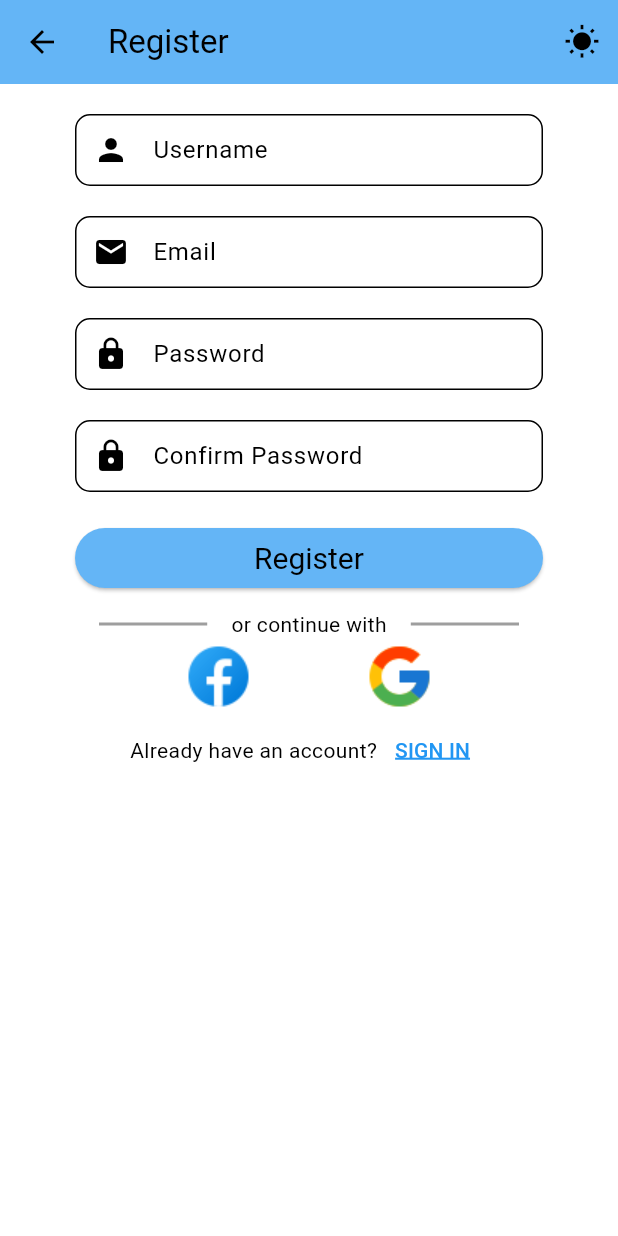
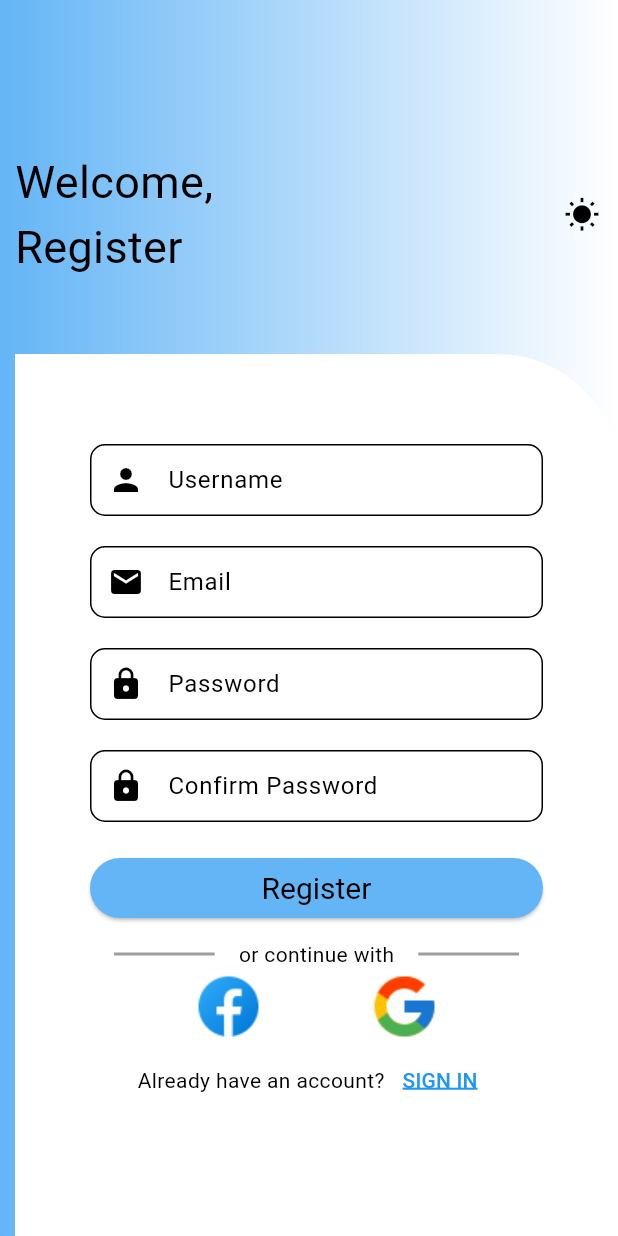
Before and after one commit to Onome15/authentication_firebase, a Flutter app: the Register screen opened directly with empty values, on a phone screen of 412 x 824 dp. Run offline on Flutter 3.47's test engine with Material 3 defaults, Android fonts, the phone set to English and light mode, and no system bars; our stand-ins replace firebase_auth, firebase_core, flutter_riverpod, flutter_spinkit, fluttertoast, google_sign_in; missing offline and left inert: flutter_facebook_auth; accounts and stored records are empty.

Commit message:
added and refined styling

```diff
--- a/lib/screen/authenticate/register.dart
+++ b/lib/screen/authenticate/register.dart
@@ -1,9 +1,9 @@
+import 'package:flutter/material.dart';
+import 'package:flutter_riverpod/flutter_riverpod.dart';
 import 'package:project/provider/theme_provider.dart';
 import 'package:project/shared/constants.dart';
-import 'package:flutter/material.dart';
 import 'package:project/shared/loading.dart';
 import '../../services/auth.dart';
-import 'package:flutter_riverpod/flutter_riverpod.dart';
 
 class Register extends ConsumerStatefulWidget {
   final Function toggleView;
@@ -15,13 +15,9 @@ class Register extends ConsumerStatefulWidget {
 
 class _RegisterState extends ConsumerState<Register> {
   final _formKey = GlobalKey<FormState>();
-
   final TextEditingController userNameController = TextEditingController();
-
   final TextEditingController emailController = TextEditingController();
-
   final TextEditingController passwordController = TextEditingController();
-
   final TextEditingController confirmPasswordController =
       TextEditingController();
 
@@ -36,26 +32,64 @@ class _RegisterState extends ConsumerState<Register> {
     final isLoading = ref.watch(authServiceProvider); // Watch the loading state
     final themeNotifier = ref.read(themeNotifierProvider.notifier);
     final themeMode = ref.watch(themeNotifierProvider);
+    final theme = Theme.of(context);
+
     return isLoading
         ? const Loading()
         : Scaffold(
-            appBar: AppBar(
-              title: const Text('Register'),
-              actions: [switchButton(themeMode, themeNotifier)],
+            body: Container(
+              decoration: BoxDecoration(
+                gradient: LinearGradient(
+                  colors: [
+                    theme.colorScheme.primaryContainer,
+                    theme.colorScheme.surface
+                  ],
+                  begin: Alignment.topLeft,
+                  end: Alignment.topRight,
                 ),
-            body: Padding(
-              padding:
-                  const EdgeInsets.symmetric(vertical: 20.0, horizontal: 50),
+              ),
+              padding: const EdgeInsets.only(top: 100, left: 10),
+              child: Column(
+                children: [
+                  Padding(
+                    padding: const EdgeInsets.only(bottom: 30),
+                    child: Row(
+                      children: [
+                        const Text(
+                          "Welcome,\nRegister",
+                          style: TextStyle(
+                            fontSize: 30,
+                          ),
+                        ),
+                        const Spacer(),
+                        switchButton(themeMode, themeNotifier),
+                      ],
+                    ),
+                  ),
+                  const SizedBox(height: 20),
+                  Expanded(
+                    child: Container(
+                      decoration: BoxDecoration(
+                        color: theme.colorScheme.surface,
+                        borderRadius: const BorderRadius.only(
+                          topRight: Radius.circular(80),
+                        ),
+                      ),
+                      padding: const EdgeInsets.symmetric(
+                          vertical: 40.0, horizontal: 50),
+                      child: SingleChildScrollView(
                         child: Form(
                           key: _formKey,
                           child: Column(
                             children: [
+                              const SizedBox(height: 20),
                               TextFormField(
                                 controller: userNameController,
                                 decoration: textInputDecoration.copyWith(
                                   prefixIcon: const Icon(Icons.person),
                                   hintText: 'Enter your Username',
-                          labelText: 'Username'),
+                                  labelText: 'Username',
+                                ),
                                 validator: (value) {
                                   if (value == null || value.isEmpty) {
                                     return 'Please enter your Username';
@@ -69,7 +103,8 @@ class _RegisterState extends ConsumerState<Register> {
                                 decoration: textInputDecoration.copyWith(
                                   prefixIcon: const Icon(Icons.email),
                                   hintText: 'Enter your email address',
-                          labelText: 'Email'),
+                                  labelText: 'Email',
+                                ),
                                 keyboardType: TextInputType.emailAddress,
                                 validator: (value) {
                                   if (value == null || value.isEmpty) {
@@ -84,7 +119,8 @@ class _RegisterState extends ConsumerState<Register> {
                                 decoration: textInputDecoration.copyWith(
                                   prefixIcon: const Icon(Icons.lock),
                                   hintText: 'Enter your password',
-                          labelText: 'Password'),
+                                  labelText: 'Password',
+                                ),
                                 obscureText: true,
                                 validator: (value) {
                                   if (value == null || value.isEmpty) {
@@ -99,7 +135,8 @@ class _RegisterState extends ConsumerState<Register> {
                                 decoration: textInputDecoration.copyWith(
                                   prefixIcon: const Icon(Icons.lock),
                                   hintText: 'Re-enter your password',
-                          labelText: 'Confirm Password'),
+                                  labelText: 'Confirm Password',
+                                ),
                                 obscureText: true,
                                 validator: (value) {
                                   if (value == null || value.isEmpty) {
@@ -111,15 +148,14 @@ class _RegisterState extends ConsumerState<Register> {
                                   return null;
                                 },
                               ),
-                    const SizedBox(
-                      height: 20,
-                    ),
+                              const SizedBox(height: 20),
                               SizedBox(
                                 width: double.infinity,
                                 child: ElevatedButton(
                                   onPressed: () async {
                                     if (_formKey.currentState!.validate()) {
-                            await authService.registerWithEmailAndPassword(
+                                      await authService
+                                          .registerWithEmailAndPassword(
                                         emailController.text.trim(),
                                         passwordController.text.trim(),
                                         userNameController.text.trim(),
@@ -129,17 +165,21 @@ class _RegisterState extends ConsumerState<Register> {
                                   child: const Text('Register'),
                                 ),
                               ),
-                    const SizedBox(
-                      height: 10,
-                    ),
+                              const SizedBox(height: 10),
                               continueWith(
                                 facebook: authService.signInWithFacebook,
                                 google: authService.signInWithGoogle,
                                 toggle: widget.toggleView,
                                 regOrLogin: "SIGN IN",
-                        alreadyOrDont: "Already")
+                                alreadyOrDont: "Already",
+                              ),
                             ],
                           ),
+                        ),
+                      ),
+                    ),
+                  ),
+                ],
               ),
             ),
           );
@@ -150,6 +190,7 @@ class _RegisterState extends ConsumerState<Register> {
     userNameController.dispose();
     emailController.dispose();
     passwordController.dispose();
+    confirmPasswordController.dispose();
     super.dispose();
   }
 }
```
Also changed, not shown: lib/screen/authenticate/forget_password.dart (+18 -4 lines), lib/screen/authenticate/signin.dart (+31 -22 lines). Lines whose indentation alone changed are shown as unchanged.
